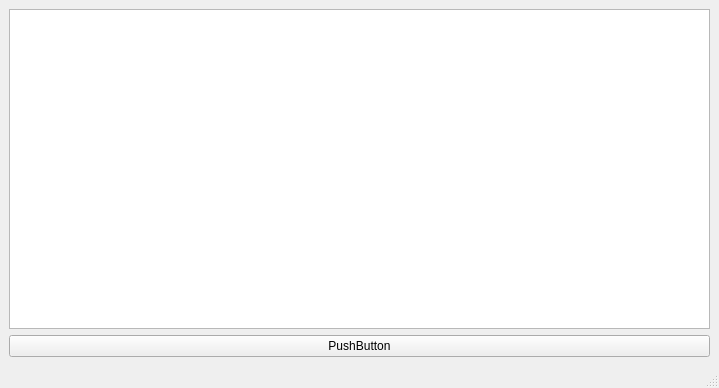
First picture: the form in untitled.ui, repository Foduch/QTRACE, before the edit.
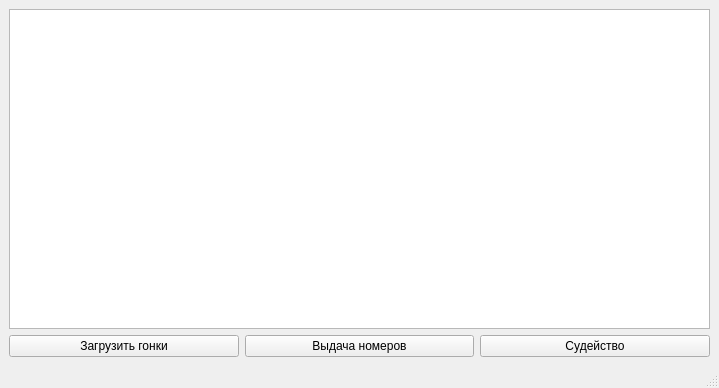
Second picture: the form after the edit.

Commit message: Обновил

The edit to the form file:
```diff
--- a/untitled.ui
+++ b/untitled.ui
@@ -19,11 +19,29 @@
      <widget class="QListWidget" name="listWidget"/>
     </item>
     <item>
+     <layout class="QHBoxLayout" name="horizontalLayout">
+      <item>
      <widget class="QPushButton" name="DownloadRaces">
       <property name="text">
-       <string>PushButton</string>
-      </property>
-     </widget>
+         <string>Загрузить гонки</string>
+        </property>
+       </widget>
+      </item>
+      <item>
+       <widget class="QPushButton" name="set_number_butt">
+        <property name="text">
+         <string>Выдача номеров</string>
+        </property>
+       </widget>
+      </item>
+      <item>
+       <widget class="QPushButton" name="refereeing_butt">
+        <property name="text">
+         <string>Судейство</string>
+        </property>
+       </widget>
+      </item>
+     </layout>
     </item>
    </layout>
   </widget>
```
Lines whose indentation alone changed are shown as unchanged. The commit also changes 2 other files.
